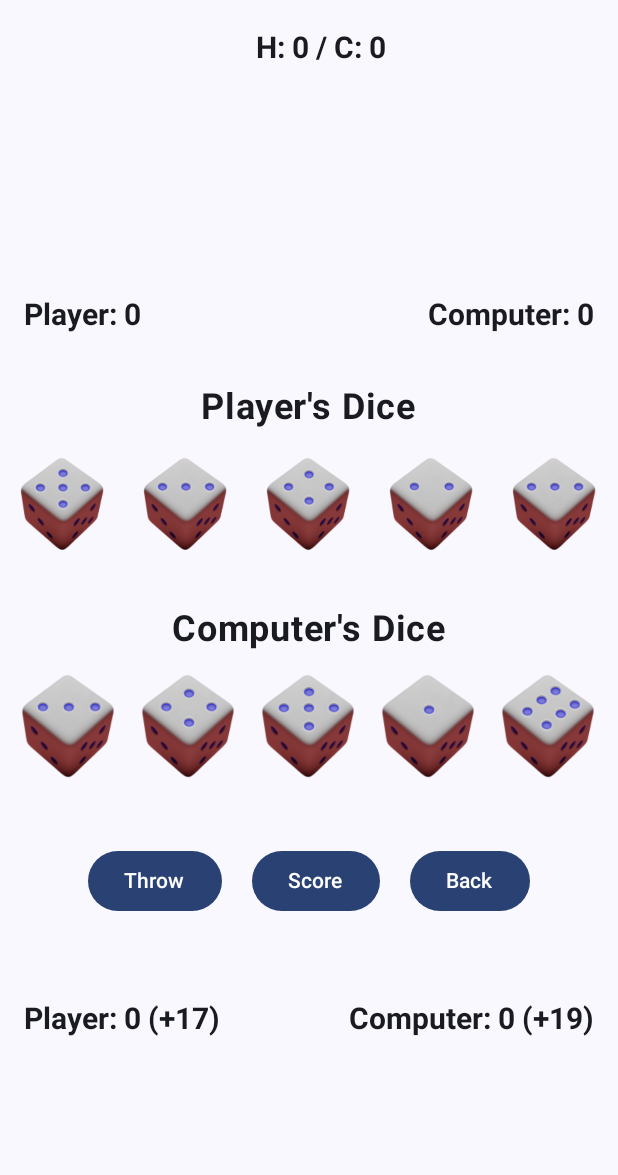
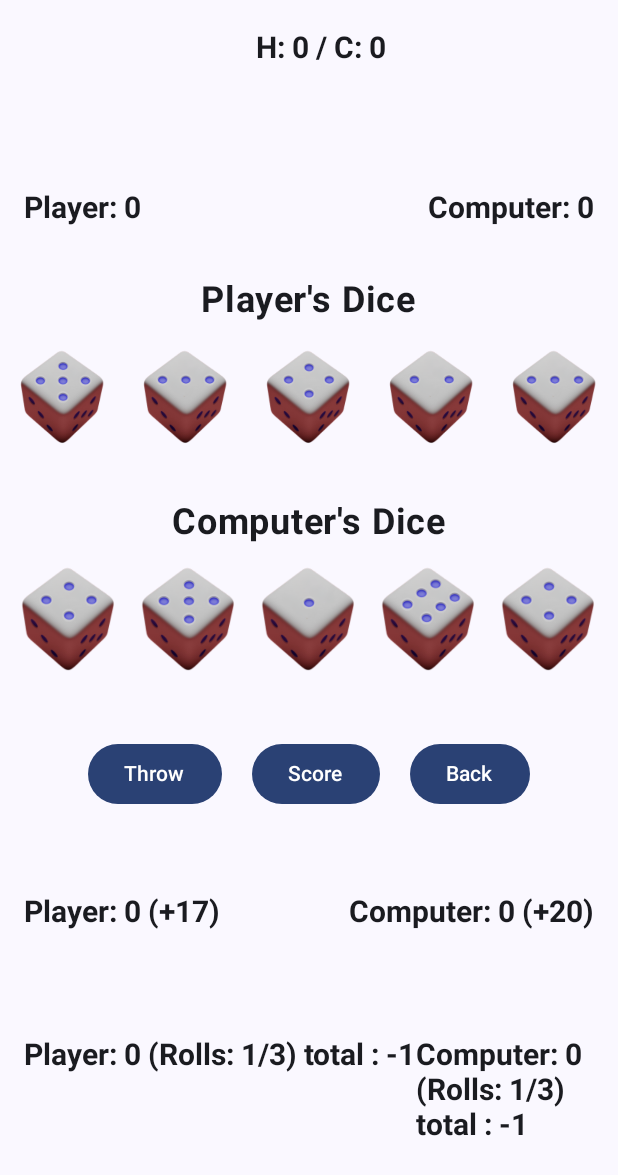
Before and after one commit to AbdhulFathir/dice_w1903951, an Android app built with Jetpack Compose: the GameScreen screen opened directly, with no data from a screen before it, after a tap on "Throw", on a phone screen of 412 x 824 dp. Shown: the top 1175 px of the screen. Run offline under Robolectric (Android 15) with nearby library versions, the phone set to English and light mode, and no system bars.

Commit message:
update on computer play

```diff
--- a/app/src/main/java/com/example/dice_w1903951/GameScreen.kt
+++ b/app/src/main/java/com/example/dice_w1903951/GameScreen.kt
@@ -84,15 +84,19 @@ class GameScreen : ComponentActivity() {
                             var playerScore by rememberSaveable { mutableIntStateOf(0) }
                             var computerScore by rememberSaveable { mutableIntStateOf(0) }
                             var rollCount by rememberSaveable { mutableIntStateOf(0) }
+                            var computerRollCount by rememberSaveable { mutableIntStateOf(0) }
                             var showResultDialog by remember { mutableStateOf(false) }
                             var resultTitle by remember { mutableStateOf("") }
                             var resultMessage by remember { mutableStateOf("") }
                             var resultColor by remember { mutableStateOf(Color.Black) }
                             var dialogImage by remember { mutableIntStateOf(0) }
                             var selectedPlayerDiceIndex by rememberSaveable { mutableIntStateOf(-1) }
+                            var selectedComputerDiceIndex by rememberSaveable { mutableIntStateOf(-1) }
                             var totalRollCount by rememberSaveable { mutableIntStateOf(0) }
                             var playerTurnScore by rememberSaveable  { mutableIntStateOf(0) }
                             var computerTurnScore by rememberSaveable { mutableIntStateOf(0) }
+                            var testPlayerRollCount by rememberSaveable { mutableIntStateOf(-1) }
+                            var testComputerRollCount by rememberSaveable { mutableIntStateOf(-1) }
 
 
                             fun calculateScore(dice: List<Int>): Int {
@@ -103,20 +107,37 @@ class GameScreen : ComponentActivity() {
                                 return total
                             }
 
+                            fun computerPlay() {
+                                // random selection of computer re-roll , with ensure the roll or re-roll
+                                if (computerRollCount == 0 || Random.nextBoolean()) {
+
+                                    // random number to keep computer dice
+                                    // random decision to dice a keep
+                                    selectedComputerDiceIndex = if(Random.nextBoolean()) -1 else{Random.nextInt(0, 6)}
+
+                                    computerDice = computerDice.mapIndexed { index, value ->
+                                        if (selectedComputerDiceIndex == index) value else Random.nextInt(1, 7)
+                                    }
+                                    computerRollCount++
+                                    computerScore +=  computerTurnScore
+                                }
+                            }
+
                             fun scoreTurn() {
                                 playerScore += playerTurnScore
-  //                    computerPlay()
-                                computerScore +=  computerTurnScore
+                                while (computerRollCount <3){
+                                    computerPlay()
+                                }
+
+
+                                testPlayerRollCount += rollCount
+                                testComputerRollCount += computerRollCount
+
                                 rollCount = 0
+                                computerRollCount = 0
                                 playerTurnScore = 0
                                 computerTurnScore = 0
 
-                                // to check tie break scenario
-//                            computerScore += 55
-//                            playerScore += 55
-//                            if(playerScore > 150){
-//                                playerScore += 5
-//                            }
 
                                 if (playerScore != computerScore && (playerScore >= targetScore || computerScore >= targetScore)) {
                                     resultTitle =
@@ -131,16 +152,21 @@ class GameScreen : ComponentActivity() {
                                 }
                             }
 
+
+
                             fun rollDice() {
                                 if (rollCount >= 3) return
-                                rollCount++
-                                totalRollCount++
+                               rollCount++
+                               totalRollCount++
 
                                 playerDice = playerDice.mapIndexed { index, value ->
                                     if (selectedPlayerDiceIndex == index) value else Random.nextInt(1, 7)
                                 }
 
-                                computerDice = List(5) { Random.nextInt(1, 7) }
+
+                                if (computerRollCount < 3) {
+                                    computerPlay()
+                                }
 
                                 playerTurnScore += calculateScore(playerDice)
                                 computerTurnScore += calculateScore(computerDice)
@@ -150,18 +176,10 @@ class GameScreen : ComponentActivity() {
                                     scoreTurn()
                                 }
                                 selectedPlayerDiceIndex = -1
+                                selectedComputerDiceIndex = -1
                             }
 
-                            fun computerPlay() {
-                                repeat(2) {
-                                    if (Random.nextBoolean()) {
-                                        val keep = List(5) { Random.nextBoolean() }
-                                        computerDice = computerDice.mapIndexed { index, value ->
-                                            if (keep[index]) value else Random.nextInt(1, 7)
-                                        }
-                                    }
-                                }
-                            }
+
 
                             Row(
                                 modifier = Modifier
@@ -210,6 +228,7 @@ class GameScreen : ComponentActivity() {
                                                         index
                                                     }
                                                 }
+
 
                                             },
                                         contentAlignment = Alignment.Center
@@ -288,6 +307,28 @@ class GameScreen : ComponentActivity() {
                                     style = TextStyle(fontSize = 20.sp, fontWeight = FontWeight.Bold)
                                 )
                             }
+                            Spacer(modifier = Modifier.height(40.dp))
+                            Row(
+                                modifier = Modifier
+                                    .fillMaxWidth()
+                                    .padding(16.dp),
+                                horizontalArrangement = Arrangement.SpaceBetween
+                            ) {
+                                Text(
+                                    "Player: $playerScore (Rolls: $rollCount/3) total : $testPlayerRollCount",
+                                    style = TextStyle(
+                                        fontSize = 20.sp,
+                                        fontWeight = FontWeight.Bold
+                                    )
+                                )
+                                Text(
+                                    "Computer: $computerScore (Rolls: $computerRollCount/3) total : $testComputerRollCount",
+                                    style = TextStyle(
+                                        fontSize = 20.sp,
+                                        fontWeight = FontWeight.Bold
+                                    )
+                                )
+                            }
 
                             if (showResultDialog) {
                                 AlertDialog(
```
